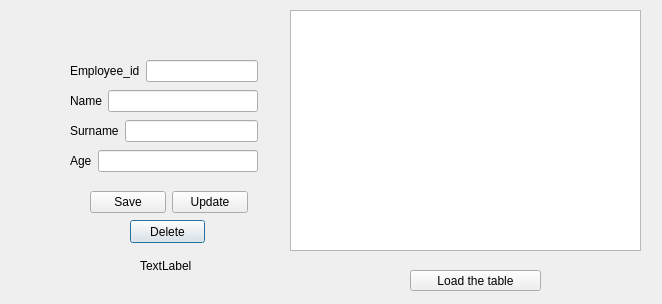
This is employeeinfo.ui in TheZebra99/egor_projects as Qt 5 draws it before an edit. The edited form follows.
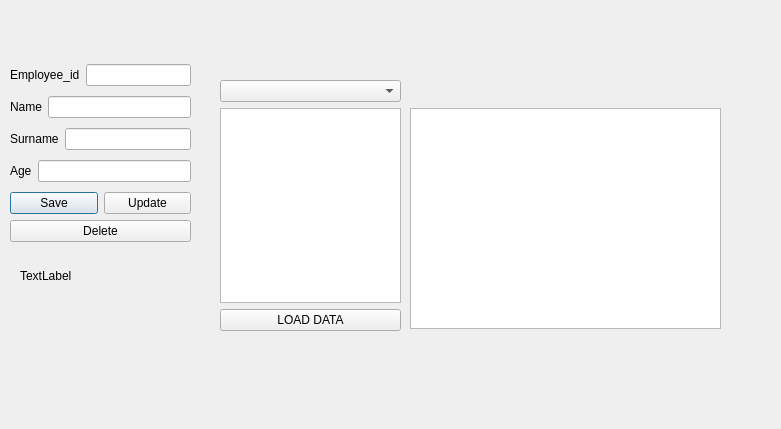
This is the edited form.

The edit to the form file:
```diff
--- a/employeeinfo.ui
+++ b/employeeinfo.ui
@@ -6,8 +6,8 @@
    <rect>
     <x>0</x>
     <y>0</y>
-    <width>662</width>
-    <height>304</height>
+    <width>781</width>
+    <height>429</height>
    </rect>
   </property>
   <property name="windowTitle">
@@ -16,8 +16,8 @@
   <widget class="QLabel" name="label_second_status">
    <property name="geometry">
     <rect>
-     <x>140</x>
-     <y>250</y>
+     <x>20</x>
+     <y>260</y>
      <width>121</width>
      <height>31</height>
     </rect>
@@ -26,51 +26,27 @@
     <string>TextLabel</string>
    </property>
   </widget>
-  <widget class="QPushButton" name="pushButton_update_delete">
-   <property name="geometry">
-    <rect>
-     <x>130</x>
-     <y>220</y>
-     <width>75</width>
-     <height>23</height>
-    </rect>
-   </property>
-   <property name="text">
-    <string>Delete</string>
-   </property>
-  </widget>
   <widget class="QTableView" name="tableView">
    <property name="geometry">
     <rect>
-     <x>290</x>
-     <y>10</y>
-     <width>351</width>
-     <height>241</height>
-    </rect>
-   </property>
-  </widget>
-  <widget class="QPushButton" name="pushButton_load">
-   <property name="geometry">
-    <rect>
      <x>410</x>
-     <y>270</y>
-     <width>131</width>
-     <height>21</height>
+     <y>108</y>
+     <width>311</width>
+     <height>221</height>
     </rect>
    </property>
-   <property name="text">
-    <string>Load the table</string>
-   </property>
   </widget>
   <widget class="QWidget" name="">
    <property name="geometry">
     <rect>
-     <x>70</x>
+     <x>10</x>
      <y>60</y>
-     <width>188</width>
-     <height>22</height>
+     <width>181</width>
+     <height>191</height>
     </rect>
    </property>
+   <layout class="QVBoxLayout" name="verticalLayout_3">
+    <item>
    <layout class="QHBoxLayout" name="horizontalLayout">
     <item>
      <widget class="QLabel" name="label">
@@ -83,16 +59,8 @@
      <widget class="QLineEdit" name="lineEdit_Employee_id"/>
     </item>
    </layout>
-  </widget>
-  <widget class="QWidget" name="">
-   <property name="geometry">
-    <rect>
-     <x>70</x>
-     <y>90</y>
-     <width>188</width>
-     <height>22</height>
-    </rect>
-   </property>
+    </item>
+    <item>
    <layout class="QHBoxLayout" name="horizontalLayout_2">
     <item>
      <widget class="QLabel" name="label_2">
@@ -105,16 +73,8 @@
      <widget class="QLineEdit" name="lineEdit_Name"/>
     </item>
    </layout>
-  </widget>
-  <widget class="QWidget" name="">
-   <property name="geometry">
-    <rect>
-     <x>70</x>
-     <y>120</y>
-     <width>188</width>
-     <height>22</height>
-    </rect>
-   </property>
+    </item>
+    <item>
    <layout class="QHBoxLayout" name="horizontalLayout_3">
     <item>
      <widget class="QLabel" name="label_3">
@@ -127,16 +87,8 @@
      <widget class="QLineEdit" name="lineEdit_Surname"/>
     </item>
    </layout>
-  </widget>
-  <widget class="QWidget" name="">
-   <property name="geometry">
-    <rect>
-     <x>70</x>
-     <y>150</y>
-     <width>188</width>
-     <height>22</height>
-    </rect>
-   </property>
+    </item>
+    <item>
    <layout class="QHBoxLayout" name="horizontalLayout_4">
     <item>
      <widget class="QLabel" name="label_4">
@@ -149,16 +101,10 @@
      <widget class="QLineEdit" name="lineEdit_Age"/>
     </item>
    </layout>
-  </widget>
-  <widget class="QWidget" name="">
-   <property name="geometry">
-    <rect>
-     <x>90</x>
-     <y>190</y>
-     <width>158</width>
-     <height>25</height>
-    </rect>
-   </property>
+    </item>
+    <item>
+     <layout class="QVBoxLayout" name="verticalLayout_2">
+      <item>
    <layout class="QHBoxLayout" name="horizontalLayout_5">
     <item>
      <widget class="QPushButton" name="pushButton">
@@ -173,6 +119,46 @@
        <string>Update</string>
       </property>
      </widget>
+        </item>
+       </layout>
+      </item>
+      <item>
+       <widget class="QPushButton" name="pushButton_update_delete">
+        <property name="text">
+         <string>Delete</string>
+        </property>
+       </widget>
+      </item>
+     </layout>
+    </item>
+   </layout>
+  </widget>
+  <widget class="QWidget" name="">
+   <property name="geometry">
+    <rect>
+     <x>220</x>
+     <y>80</y>
+     <width>181</width>
+     <height>251</height>
+    </rect>
+   </property>
+   <layout class="QVBoxLayout" name="verticalLayout_4">
+    <item>
+     <widget class="QComboBox" name="comboBox"/>
+    </item>
+    <item>
+     <layout class="QVBoxLayout" name="verticalLayout">
+      <item>
+       <widget class="QListView" name="listView"/>
+      </item>
+      <item>
+       <widget class="QPushButton" name="pushButton_load">
+        <property name="text">
+         <string>LOAD DATA</string>
+        </property>
+       </widget>
+      </item>
+     </layout>
     </item>
    </layout>
   </widget>
```
Lines whose indentation alone changed are shown as unchanged.
